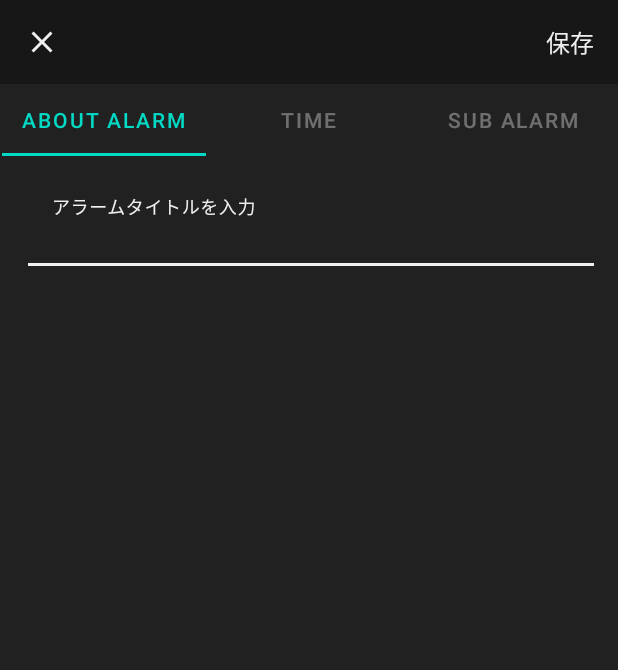
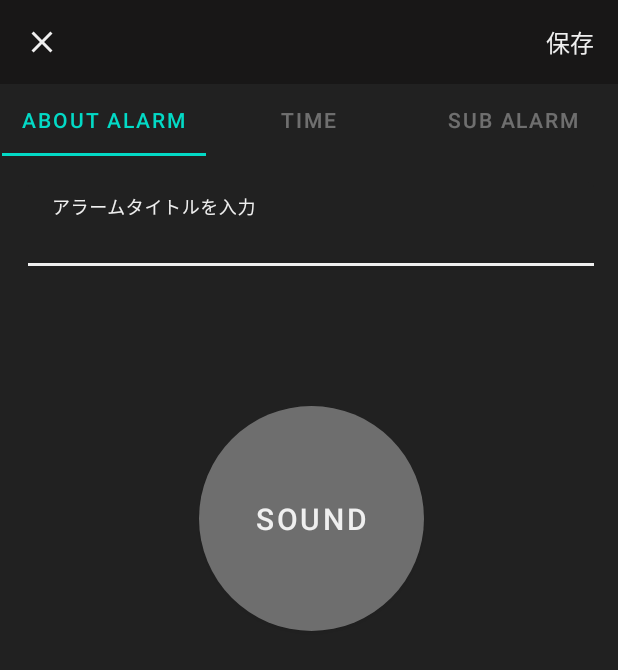
Before and after one commit to 0ga0takash1/Zekki_kaifi_alarm, an Android app: the InputAlarmInfoFragment screen opened directly, with no data from a screen before it, on a phone screen of 412 x 824 dp. Shown: the top 670 px of the screen. Run offline under Robolectric (Android 15) with nearby library versions, the phone set to English and light mode, and no system bars; our stand-ins replace androidx.preference.

Commit message:
削除機能実装途中+レイアウト調整

```diff
--- a/app/src/main/AndroidManifest.xml
+++ b/app/src/main/AndroidManifest.xml
@@ -9,6 +9,9 @@
         android:roundIcon="@mipmap/ic_launcher_round"
         android:supportsRtl="true"
         android:theme="@style/Theme.Zekki_kaihi_alarm">
+        <activity
+            android:name=".DeleteActivity"
+            android:exported="true" />
         <activity
             android:name=".WhenAlarmRingActivity"
             android:exported="true" />
--- a/app/src/main/java/zekki/kaihi/alarm/InputActivity.java
+++ b/app/src/main/java/zekki/kaihi/alarm/InputActivity.java
@@ -1,6 +1,7 @@
 package zekki.kaihi.alarm;
 
 import androidx.appcompat.app.AppCompatActivity;
+import androidx.preference.PreferenceFragmentCompat;
 import androidx.viewpager.widget.ViewPager;
 
 import android.content.ContentValues;
--- a/app/src/main/java/zekki/kaihi/alarm/InputAlarmInfoFragment.java
+++ b/app/src/main/java/zekki/kaihi/alarm/InputAlarmInfoFragment.java
@@ -1,26 +1,21 @@
 package zekki.kaihi.alarm;
 
+import android.content.Intent;
 import android.os.Bundle;
 
+import androidx.annotation.Nullable;
 import androidx.fragment.app.Fragment;
 
 import android.view.LayoutInflater;
 import android.view.View;
 import android.view.ViewGroup;
+import android.widget.Button;
+import android.widget.TextView;
 
-/**
- * A simple {@link Fragment} subclass.
- * Use the {@link InputAlarmInfoFragment#newInstance} factory method to
- * create an instance of this fragment.
- */
 public class InputAlarmInfoFragment extends Fragment {
-
-    // TODO: Rename parameter arguments, choose names that match
-    // the fragment initialization parameters, e.g. ARG_ITEM_NUMBER
     private static final String ARG_PARAM1 = "param1";
     private static final String ARG_PARAM2 = "param2";
 
-    // TODO: Rename and change types of parameters
     private String mParam1;
     private String mParam2;
 
@@ -28,15 +23,6 @@ public class InputAlarmInfoFragment extends Fragment {
         // Required empty public constructor
     }
 
-    /**
-     * Use this factory method to create a new instance of
-     * this fragment using the provided parameters.
-     *
-     * @param param1 Parameter 1.
-     * @param param2 Parameter 2.
-     * @return A new instance of fragment InputAlarmInfoFragment.
-     */
-    // TODO: Rename and change types and number of parameters
     public static InputAlarmInfoFragment newInstance(String param1, String param2) {
         InputAlarmInfoFragment fragment = new InputAlarmInfoFragment();
         Bundle args = new Bundle();
@@ -49,16 +35,32 @@ public class InputAlarmInfoFragment extends Fragment {
     @Override
     public void onCreate(Bundle savedInstanceState) {
         super.onCreate(savedInstanceState);
-        if (getArguments() != null) {
-            mParam1 = getArguments().getString(ARG_PARAM1);
-            mParam2 = getArguments().getString(ARG_PARAM2);
-        }
     }
 
     @Override
     public View onCreateView(LayoutInflater inflater, ViewGroup container,
                              Bundle savedInstanceState) {
-        // Inflate the layout for this fragment
         return inflater.inflate(R.layout.fragment_input_alarm_info, container, false);
     }
+
+    private int cnt = 0;
+    public void onViewCreated(View view, @Nullable Bundle savedInstanceState) {
+        super.onViewCreated(view, savedInstanceState);
+
+        Bundle args = getArguments();
+
+        if(args != null){
+            int count = args.getInt("Counter");
+            cnt = count + 1;
+        }
+
+        Button appButton = view.findViewById(R.id.input_setting);
+        appButton.setOnClickListener(new View.OnClickListener() {
+            @Override
+            public void onClick(View v) {
+                Intent intent = new Intent(getActivity(), SettingsActivity.class);
+                startActivity(intent);
+            }
+        });
+    }
 }
--- a/app/src/main/java/zekki/kaihi/alarm/MainActivity.java
+++ b/app/src/main/java/zekki/kaihi/alarm/MainActivity.java
@@ -75,7 +75,8 @@ public class MainActivity extends AppCompatActivity {
             Intent intent = new Intent(getApplication(), SettingsActivity.class);
             startActivity(intent);
         } else if (item.getItemId() == R.id.action_delete) {
-
+            Intent intent = new Intent(getApplication(), DeleteActivity.class);
+            startActivity(intent);
         } else if (item.getItemId() == R.id.action_license) {
             CreateLicence();
         }
--- a/app/src/main/java/zekki/kaihi/alarm/WhenAlarmRingActivity.java
+++ b/app/src/main/java/zekki/kaihi/alarm/WhenAlarmRingActivity.java
@@ -19,8 +19,10 @@ public class WhenAlarmRingActivity extends AppCompatActivity {
         seekBar.setOnSeekBarChangeListener(new SeekBar.OnSeekBarChangeListener() {
             @Override
             public void onProgressChanged(SeekBar seekBar, int progress, boolean fromUser) {
-                if ( progress == 1 && fromUser ) {
+                if ( progress == 100 && fromUser ) {
                     stopService(new Intent(WhenAlarmRingActivity.this, SoundService.class));
+                } else {
+//                    if ()
                 }
             }
 
--- /dev/null
+++ b/app/src/main/res/drawable/circle_button.xml
@@ -0,0 +1,6 @@
+<?xml version="1.0" encoding="utf-8"?>
+<shape xmlns:android="http://schemas.android.com/apk/res/android"
+    android:shape="oval">
+    <solid
+        android:color="@color/material_on_primary_disabled"/>
+</shape>
--- /dev/null
+++ b/app/src/main/res/drawable/ic_baseline_alarm_40.xml
@@ -0,0 +1,5 @@
+<vector android:height="40dp" android:tint="#212121"
+    android:viewportHeight="24" android:viewportWidth="24"
+    android:width="40dp" xmlns:android="http://schemas.android.com/apk/res/android">
+    <path android:fillColor="@android:color/white" android:pathData="M22,5.72l-4.6,-3.86 -1.29,1.53 4.6,3.86L22,5.72zM7.88,3.39L6.6,1.86 2,5.71l1.29,1.53 4.59,-3.85zM12.5,8L11,8v6l4.75,2.85 0.75,-1.23 -4,-2.37L12.5,8zM12,4c-4.97,0 -9,4.03 -9,9s4.02,9 9,9c4.97,0 9,-4.03 9,-9s-4.03,-9 -9,-9zM12,20c-3.87,0 -7,-3.13 -7,-7s3.13,-7 7,-7 7,3.13 7,7 -3.13,7 -7,7z"/>
+</vector>
--- /dev/null
+++ b/app/src/main/res/drawable/ic_baseline_alarm_56.xml
@@ -0,0 +1,5 @@
+<vector android:height="56dp" android:tint="#212121"
+    android:viewportHeight="24" android:viewportWidth="24"
+    android:width="56dp" xmlns:android="http://schemas.android.com/apk/res/android">
+    <path android:fillColor="@android:color/white" android:pathData="M22,5.72l-4.6,-3.86 -1.29,1.53 4.6,3.86L22,5.72zM7.88,3.39L6.6,1.86 2,5.71l1.29,1.53 4.59,-3.85zM12.5,8L11,8v6l4.75,2.85 0.75,-1.23 -4,-2.37L12.5,8zM12,4c-4.97,0 -9,4.03 -9,9s4.02,9 9,9c4.97,0 9,-4.03 9,-9s-4.03,-9 -9,-9zM12,20c-3.87,0 -7,-3.13 -7,-7s3.13,-7 7,-7 7,3.13 7,7 -3.13,7 -7,7z"/>
+</vector>
--- a/app/src/main/res/layout/activity_input2.xml
+++ b/app/src/main/res/layout/activity_input2.xml
@@ -13,10 +13,10 @@
         android:id="@+id/toolbar_input"
         android:layout_width="match_parent"
         android:layout_height="wrap_content"
-        android:background="?attr/colorPrimary"
+        android:background="@color/black3"
         android:minHeight="?attr/actionBarSize"
-        android:theme="?attr/actionBarTheme"
         app:contentInsetStart="0dp"
+        android:backgroundTint="@color/black3"
         app:layout_constraintEnd_toEndOf="parent"
         app:layout_constraintHorizontal_bias="0.5"
         app:layout_constraintStart_toStartOf="parent"
@@ -35,7 +35,8 @@
                 app:layout_constraintStart_toStartOf="parent"
                 app:layout_constraintTop_toTopOf="parent"
                 app:srcCompat="@drawable/ic_baseline_close_24"
-                android:contentDescription="@string/action_delete" />
+                android:contentDescription="@string/action_delete"
+            />
 
             <TextView
                 android:id="@+id/save_button_input"
--- a/app/src/main/res/layout/fragment_input_alarm_info.xml
+++ b/app/src/main/res/layout/fragment_input_alarm_info.xml
@@ -35,5 +35,31 @@
                 android:theme="@style/EditTextStyle" />
         </com.google.android.material.textfield.TextInputLayout>
 
+        <Button
+            android:id="@+id/input_setting"
+            android:layout_width="150dp"
+            android:layout_height="150dp"
+            android:text="@string/input_setting"
+            android:textSize="20sp"
+            android:textColor="@color/white2"
+            android:background="@drawable/circle_button"
+            app:layout_constraintEnd_toEndOf="parent"
+            app:layout_constraintStart_toStartOf="parent"
+            app:layout_constraintTop_toBottomOf="@+id/textInputLayout"
+            app:layout_constraintBottom_toBottomOf="parent"
+            app:layout_constraintVertical_bias="0.2"/>
+
+        <!--        <TextView-->
+        <!--            android:id="@+id/input_setting"-->
+        <!--            android:layout_width="wrap_content"-->
+        <!--            android:layout_height="wrap_content"-->
+        <!--            android:text="@string/action_settings"-->
+        <!--            android:textColor="@color/design_default_color_secondary"-->
+        <!--            android:textSize="16sp"-->
+        <!--            android:padding="16dp"-->
+        <!--            app:layout_constraintStart_toStartOf="parent"-->
+        <!--            app:layout_constraintTop_toBottomOf="@+id/textInputLayout" />-->
+
+
     </androidx.constraintlayout.widget.ConstraintLayout>
 </FrameLayout>
--- a/app/src/main/res/layout/settings_activity.xml
+++ b/app/src/main/res/layout/settings_activity.xml
@@ -14,7 +14,7 @@
             android:id="@+id/toolbar_setting"
             android:layout_width="match_parent"
             android:layout_height="wrap_content"
-            android:background="?attr/colorPrimary"
+            android:background="@color/black3"
             android:minHeight="?attr/actionBarSize"
             android:theme="?attr/actionBarTheme"
             app:contentInsetStart="0dp"
@@ -54,11 +54,11 @@
         <FrameLayout
             android:id="@+id/settings"
             android:layout_width="match_parent"
-            android:layout_height="674dp"
+            android:layout_height="630dp"
             app:layout_constraintBottom_toBottomOf="parent"
             app:layout_constraintEnd_toEndOf="parent"
-            app:layout_constraintHorizontal_bias="0.5"
             app:layout_constraintStart_toStartOf="parent">
+
         </FrameLayout>
 
 
--- a/app/src/main/res/values/colors.xml
+++ b/app/src/main/res/values/colors.xml
@@ -11,4 +11,5 @@
     <color name="black3">#FF181717</color>
     <color name="white">#FFFFFFFF</color>
     <color name="white2">#FFEFEFEF</color>
+    <color name="red">#F82300</color>
 </resources>
--- a/app/src/main/res/values/strings.xml
+++ b/app/src/main/res/values/strings.xml
@@ -49,6 +49,10 @@
     <string name="AlarmTitleHint">アラームタイトルを入力</string>
     <string name="Next">次へ</string>
     <string name="alarm_save_done">alarm save done.</string>
+    <string name="input_setting">Sound</string>
+
+    <!-- Delete Activity -->
+    <string name="DeleteBottom">削除</string>
 
     <!-- When alarm ring Activity -->
     <string name="AlarmNameTag">このアラーム→</string>
--- a/app/src/main/res/values/themes.xml
+++ b/app/src/main/res/values/themes.xml
@@ -2,7 +2,7 @@
     <!-- Base application theme. -->
     <style name="Theme.Zekki_kaihi_alarm" parent="Theme.MaterialComponents.DayNight.NoActionBar">
         <!-- Primary brand color. -->
-        <item name="colorPrimary">@color/black3</item>
+        <item name="colorPrimary">@color/white2</item>
         <item name="colorPrimaryVariant">@color/black2</item>
         <item name="colorOnPrimary">@color/white2</item>
         <!-- Secondary brand color. -->
```
Also changed, not shown: app/src/main/java/zekki/kaihi/alarm/DeleteActivity.java (added, +14 -0 lines), app/src/main/res/layout/activity_delete.xml (added, +69 -0 lines), app/src/main/res/layout/activity_when_alarm_ring.xml (+8 -8 lines), app/src/main/res/layout/alarm_list_layout.xml (+15 -7 lines), app/src/main/res/layout/fragment_input_sub_alarm.xml (+2 -6 lines), app/src/main/res/xml/setting.xml (+11 -11 lines).
